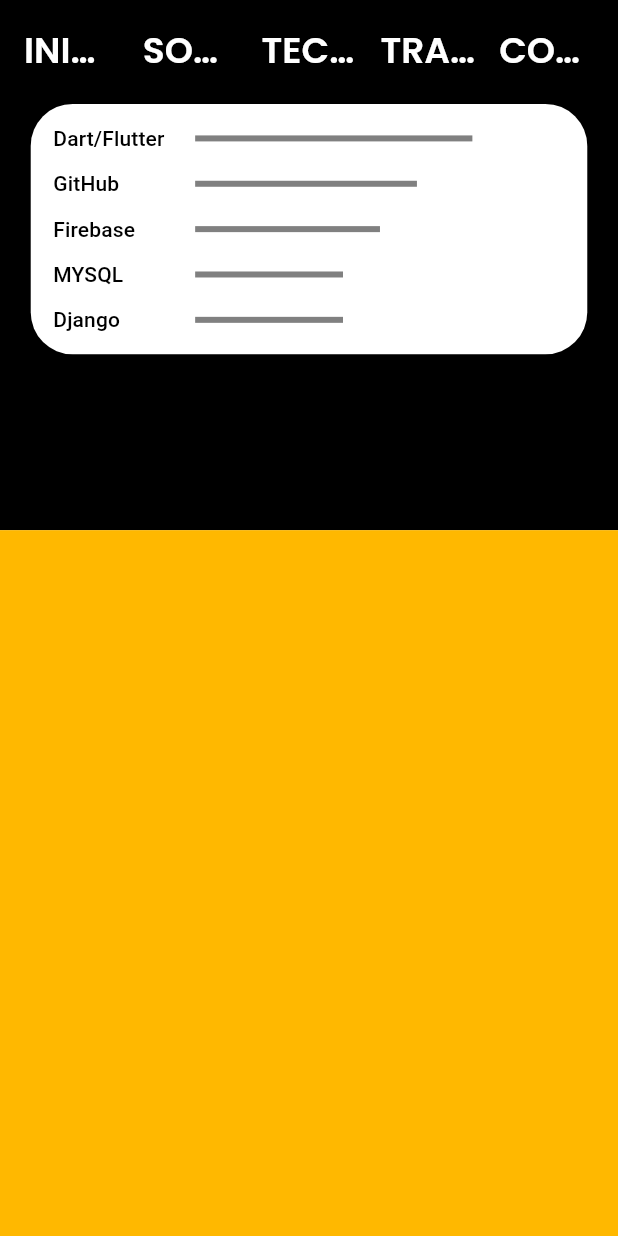
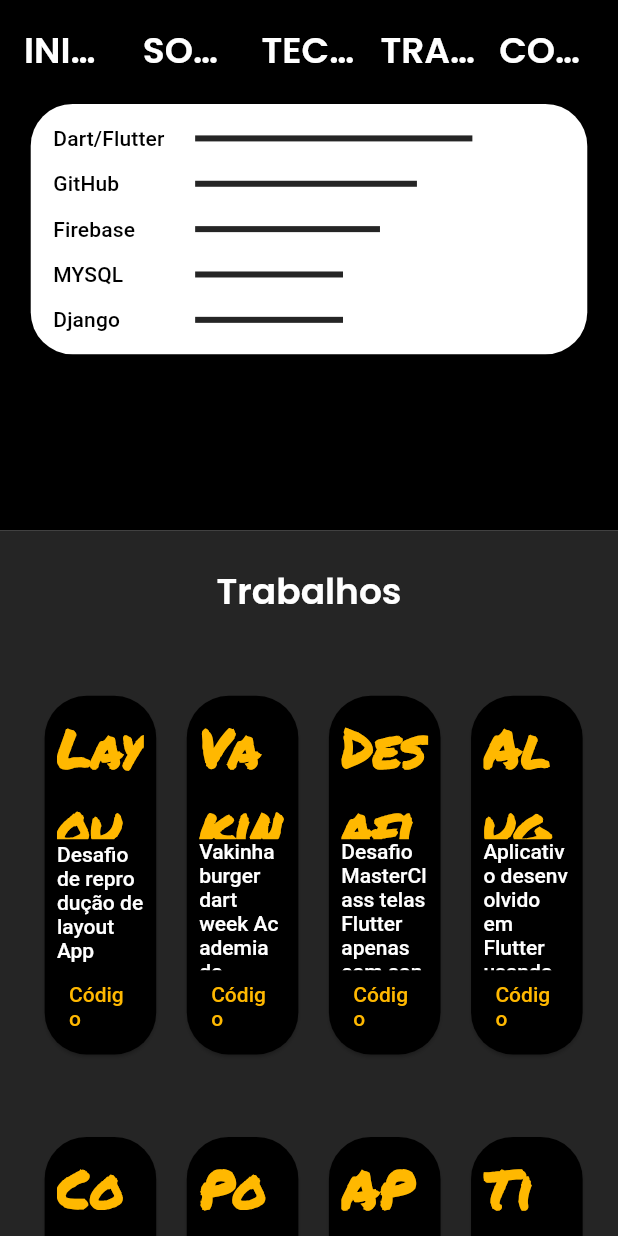
Before and after one commit to CharlestonRibeiro/Portfolio, a Flutter app: the screen it shows after launch, scrolled down 1728 dp, on a phone screen of 412 x 824 dp. Run offline on Flutter 3.47's test engine with Material 2 defaults, Android fonts, the phone set to English and light mode, and no system bars; our stand-ins replace flutter_svg; Roboto replaces fonts that are missing (Montserrat).

Commit message:
final feature works

```diff
--- a/lib/src/core/colors/app_colors.dart
+++ b/lib/src/core/colors/app_colors.dart
@@ -4,7 +4,7 @@ import 'package:flutter/material.dart';
 class AppColors {
     AppColors._();
 
-   static const gray = Color(0xFF808080);
+   static const gray = Color(0xFF252525);
    static const black = Color(0xFF000000);
    static const yellow = Color(0xFFFFB800);
    static const white = Color(0xFFFFFFFF);
--- a/lib/src/screen/contact/contact_screen.dart
+++ b/lib/src/screen/contact/contact_screen.dart
@@ -11,7 +11,7 @@ class ContactScreen extends StatelessWidget {
   Widget build(BuildContext context) {
     return Container(
       height: 500,
-      color: AppColors.gray,
+      color: AppColors.black,
     );
   }
 }
--- a/lib/src/screen/technologies/Components/custom_card_skills.dart
+++ b/lib/src/screen/technologies/Components/custom_card_skills.dart
@@ -1,5 +1,5 @@
 import 'package:flutter/material.dart';
-import 'package:portfolio/src/screen/technologies/Components/custom_card_skills_data.dart';
+import 'package:portfolio/src/screen/technologies/components/custom_card_skills_data.dart';
 import 'package:portfolio/src/services/size_extensions.dart';
 
 class CustomCardSkills extends StatelessWidget {
--- a/lib/src/screen/technologies/Components/custom_technology_list.dart
+++ b/lib/src/screen/technologies/Components/custom_technology_list.dart
@@ -1,6 +1,6 @@
 import 'package:flutter/material.dart';
 import 'package:portfolio/src/core/images/app_images.dart';
-import 'package:portfolio/src/screen/technologies/Components/custom_technology_card.dart';
+import 'package:portfolio/src/screen/technologies/components/custom_technology_card.dart';
 import 'package:portfolio/src/services/size_extensions.dart';
 
 class CustomTechnologyList extends StatelessWidget {
--- a/lib/src/screen/technologies/technologies_screen.dart
+++ b/lib/src/screen/technologies/technologies_screen.dart
@@ -1,7 +1,7 @@
 import 'package:flutter/material.dart';
 import 'package:portfolio/src/core/colors/app_colors.dart';
-import 'package:portfolio/src/screen/technologies/Components/custom_card_skills.dart';
-import 'package:portfolio/src/screen/technologies/Components/custom_technology_list.dart';
+import 'package:portfolio/src/screen/technologies/components/custom_card_skills.dart';
+import 'package:portfolio/src/screen/technologies/components/custom_technology_list.dart';
 import 'package:portfolio/src/services/size_extensions.dart';
 
 class TechnologiesScreen extends StatelessWidget {
@@ -19,9 +19,7 @@ class TechnologiesScreen extends StatelessWidget {
         padding: EdgeInsets.symmetric(horizontal: context.percentWidth(.04)),
         child: Column(
           mainAxisAlignment: MainAxisAlignment.center,
-        //  crossAxisAlignment: CrossAxisAlignment.center,
           children: [
-
             Align(
                 alignment: Alignment.centerLeft,
                 child: Text('Tecnologias que Conheço',
--- /dev/null
+++ b/lib/src/screen/work/components/custom_card_work.dart
@@ -0,0 +1,63 @@
+import 'package:flutter/material.dart';
+import 'package:portfolio/src/core/colors/app_colors.dart';
+import 'package:portfolio/src/services/size_extensions.dart';
+
+class CustomCardWork extends StatelessWidget {
+  final String customTitle;
+  final String customText;
+  final Future<void> Function()? customFunction;
+
+  const CustomCardWork(
+      {Key? key, required this.customTitle, required this.customFunction, required this.customText})
+      : super(key: key);
+
+  @override
+  Widget build(BuildContext context) {
+    return SizedBox(
+      height: context.percentHeight(0.30),
+      width: context.percentWidth(0.20),
+      child: Card(
+        color: AppColors.black,
+        shape: RoundedRectangleBorder(
+          borderRadius: BorderRadius.circular(28),
+        ),
+        child: Padding(
+          padding: EdgeInsets.all(context.percentWidth(.02)),
+          child: Expanded(
+            child: Column(
+              mainAxisAlignment: MainAxisAlignment.spaceBetween,
+              crossAxisAlignment: CrossAxisAlignment.center,
+              children: [
+               Flexible(
+                  child: Text(customTitle,
+                      style: Theme.of(context).textTheme.headlineMedium
+                      ),
+                ),
+
+                Flexible(
+                  child: Text(customText,
+                      style: Theme.of(context).textTheme.titleMedium!.copyWith(color: AppColors.white)
+                      ),
+                ),
+                SizedBox(
+                  width: context.percentHeight(.01),
+                ),
+                TextButton(
+                  onPressed: customFunction,
+                  child: Flexible(
+                    child: Text('Código',
+                               style: TextStyle(
+                                       color: Theme.of(context)
+                                           .colorScheme
+                                           .background)
+                                  .copyWith(color: AppColors.yellow)
+                                   ),
+                  ))
+              ],
+            ),
+          ),
+        ),
+      ),
+    );
+  }
+}
--- a/lib/src/screen/work/work_screen.dart
+++ b/lib/src/screen/work/work_screen.dart
@@ -1,17 +1,138 @@
 import 'package:flutter/material.dart';
 import 'package:portfolio/src/core/colors/app_colors.dart';
+import 'package:portfolio/src/screen/work/components/custom_card_work.dart';
+import 'package:portfolio/src/services/size_extensions.dart';
+import 'package:url_launcher/url_launcher.dart';
 
 class WorkScreen extends StatelessWidget {
-
-  const WorkScreen({ Key? key }) : super(key: key);
+  const WorkScreen({Key? key}) : super(key: key);
 
   static const route = 'WorkScreen';
 
   @override
   Widget build(BuildContext context) {
+    final Uri layout = Uri.parse(
+        'https://github.com/CharlestonRibeiro/Desafio_App_Masterclass');
+    final Uri vakinhaBurger = Uri.parse(
+        'https://github.com/CharlestonRibeiro/Vakinha_burger');
+    final Uri screensWithContainers = Uri.parse(
+        'https://github.com/CharlestonRibeiro/Screens_with_containers');
+    final Uri appAluguelBicicleta = Uri.parse(
+        'https://github.com/CharlestonRibeiro/App_aluguel_bicicleta');
+    final Uri consoleFull = Uri.parse(
+        'https://github.com/CharlestonRibeiro/Console_full');
+    final Uri porkin = Uri.parse(
+        'https://github.com/CharlestonRibeiro/Porkin.io');
+
+    final Uri appMedicine = Uri.parse(
+        'https://github.com/CharlestonRibeiro/App_medicine');
+    final Uri consumoAPI = Uri.parse(
+        'https://github.com/CharlestonRibeiro/API_Consumo');
+
+
+    Future<void> launch(Uri url) async {
+      if (await canLaunchUrl(url)) {
+        await launchUrl(url);
+      } else {
+        throw 'Could not launch $url';
+      }
+    }
+
     return Container(
-      height: 500,
-      color: AppColors.yellow,
-    );
+        height: context.percentHeight(.8145),
+        width: double.infinity,
+        color: AppColors.gray,
+        child: Padding(
+          padding: EdgeInsets.symmetric(horizontal: context.percentWidth(.04)),
+          child: Column(
+            mainAxisAlignment: MainAxisAlignment.spaceAround,
+            children: [
+              Text('Trabalhos',
+                  style: Theme.of(context).textTheme.headlineSmall),
+              Row(
+                mainAxisAlignment: MainAxisAlignment.spaceAround,
+                children: [
+                  SizedBox(
+                    height: context.percentHeight(.02),
+                  ),
+                  CustomCardWork(
+                    customTitle: 'Layout App',
+                    customText: 'Desafio de reprodução de layout App',
+                    customFunction: () => launch(layout),
+                  ),
+                  SizedBox(
+                    height: context.percentHeight(.02),
+                  ),
+                  CustomCardWork(
+                    customTitle: 'Vakinha burger',
+                    customText:
+                        'Vakinha burger dart week Academia do Flutter.',
+                    customFunction:() => launch(vakinhaBurger),
+                  ),
+                  SizedBox(
+                    height: context.percentHeight(.02),
+                  ),
+                  CustomCardWork(
+                    customTitle: 'Desafio telas',
+                    customText:
+                        'Desafio MasterClass telas Flutter apenas com containers',
+                    customFunction:() => launch(screensWithContainers),
+
+                  ),
+                  SizedBox(
+                    height: context.percentHeight(.02),
+                  ),
+                  CustomCardWork(
+                    customTitle: 'Aluguel Bike',
+                    customText:
+                        'Aplicativo desenvolvido em Flutter usando padrão MVP.',
+                    customFunction: () => launch(appAluguelBicicleta),
+                  ),
+                ],
+              ),
+              Row(
+                mainAxisAlignment: MainAxisAlignment.spaceAround,
+                children: [
+                  SizedBox(
+                    height: context.percentHeight(.02),
+                  ),
+                  CustomCardWork(
+                    customTitle: 'Comando (CLI)',
+                    customText:
+                        'Sistema de Interface de Linha de Comando (CLI) desenvolvido em Dart.',
+                    customFunction: () => launch(consoleFull),
+                  ),
+                  SizedBox(
+                    height: context.percentHeight(.02),
+                  ),
+                 CustomCardWork(
+                    customTitle: 'Porkin',
+                    customText:
+                        'App desenvolvido como entrega final do Bootcamp Formação de Desenvolvedor Mobile em Flutter, oferecido pela Proz tecnologia.',
+                    customFunction: () => launch(porkin),
+                  ),
+                  SizedBox(
+                    height: context.percentHeight(.02),
+                  ),
+                 CustomCardWork(
+                  customTitle: 'API',
+                    customText:
+                        'Consumindo uma API com Dart.',
+                    customFunction: () => launch(consumoAPI),
+                  ),
+                  SizedBox(
+                    height: context.percentHeight(.02),
+                  ),
+                  CustomCardWork(
+                    customTitle:'TimeToDose',
+                    customText:
+                        'Aplicativo desenvolvido em Flutter para controle de horários de medicamento',
+                    customFunction: () => launch(appMedicine)
+                  ),
+                ],
+              ),
+            ],
+          ),
+        ));
   }
 }
--- a/pubspec.yaml
+++ b/pubspec.yaml
@@ -36,6 +36,7 @@ dependencies:
   # Use with the CupertinoIcons class for iOS style icons.
   cupertino_icons: ^1.0.2
   flutter_svg: ^2.0.5
+  url_launcher: ^6.1.11
 
 dev_dependencies:
   flutter_test:
```
Also changed, not shown: lib/src/core/themeData/custom_theme_data.dart (+1 -6 lines), pubspec.lock.
